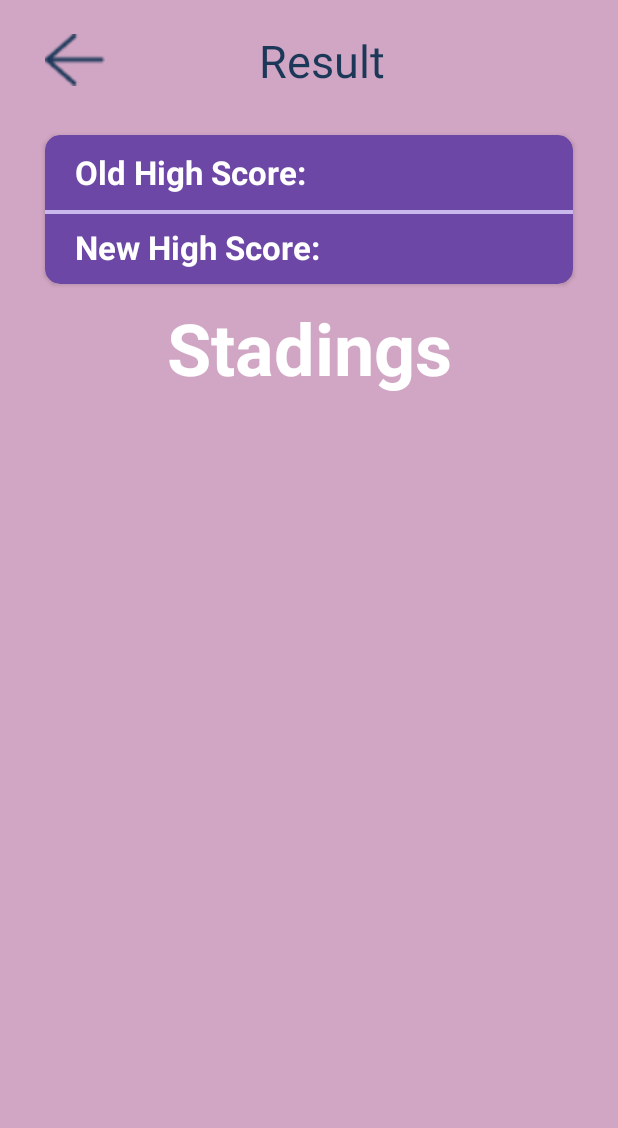
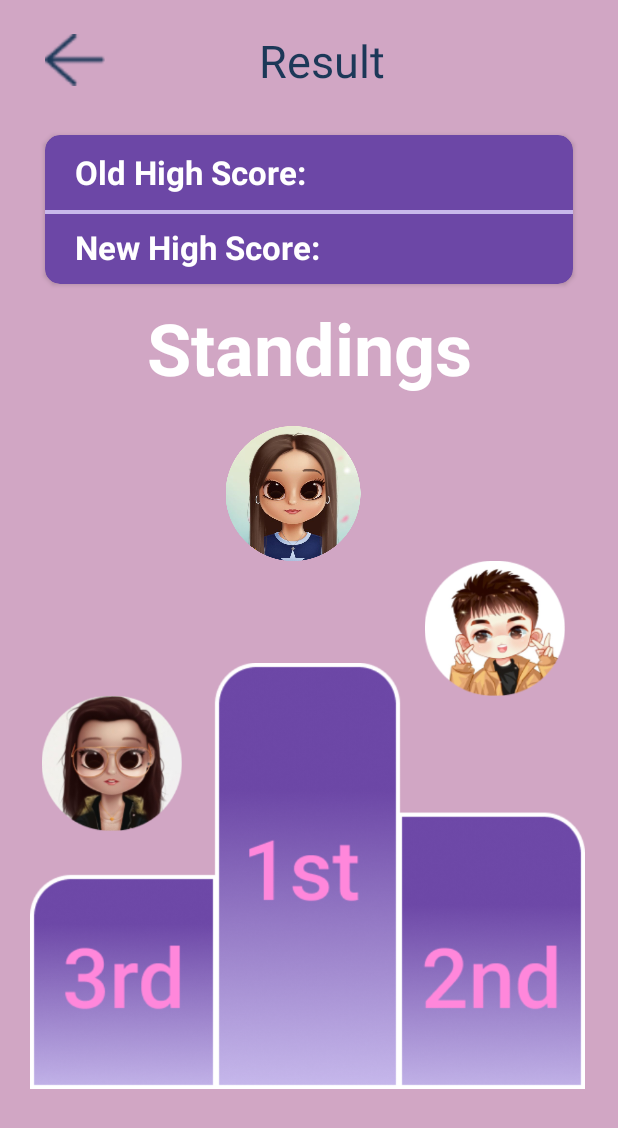
Before and after one commit to DupieM/DuPlessisMarine_Andriod_final_project, an Android app built with Jetpack Compose: the ResultActivity screen opened directly, with no data from a screen before it, on a phone screen of 412 x 824 dp. Shown: the top 1128 px of the screen. Run offline under Robolectric (Android 15) with nearby library versions, the phone set to English and light mode, and no system bars.

Commit message:
reslut page podium styling

```diff
--- a/MyQuizApp/app/src/main/res/layout/activity_result.xml
+++ b/MyQuizApp/app/src/main/res/layout/activity_result.xml
@@ -6,7 +6,9 @@
     android:layout_height="match_parent"
     android:background="@color/primary"
     android:orientation="vertical"
-    android:padding="20dp"
+    android:paddingRight="20dp"
+    android:paddingLeft="20dp"
+    android:paddingTop="20dp"
     tools:context=".ResultActivity">
 
     <ImageView
@@ -76,14 +78,46 @@
 
         android:layout_width="match_parent"
         android:layout_height="wrap_content"
-        android:text="Stadings"
+        android:text="Standings"
         android:textColor="@color/text4"
         android:textAlignment="center"
         android:textSize="48sp"
         android:layout_marginTop="10dp"
-        android:layout_marginBottom="3dp"
+        android:layout_marginBottom="20dp"
         android:paddingLeft="20dp"
         android:paddingRight="20dp"
         android:textStyle="bold"/>
 
+    <ImageView
+        android:layout_width="120dp"
+        android:layout_height="90dp"
+        android:layout_marginLeft="115dp"
+        android:contentDescription="cat1 mascot"
+        android:src="@drawable/avatar"
+        />
+
+    <ImageView
+        android:layout_width="120dp"
+        android:layout_height="90dp"
+        android:layout_marginLeft="250dp"
+        android:contentDescription="cat1 mascot"
+        android:src="@drawable/avatar2"
+        />
+
+    <ImageView
+        android:layout_width="120dp"
+        android:layout_height="90dp"
+        android:layout_marginLeft="-5dp"
+        android:contentDescription="cat1 mascot"
+        android:src="@drawable/avatar3"
+        />
+
+
+    <ImageView
+        android:layout_width="370dp"
+        android:layout_height="300dp"
+        android:layout_marginTop="-120dp"
+        android:contentDescription="cat1 mascot"
+        android:src="@drawable/podium" />
+
 </LinearLayout>
```
Also changed, not shown: MyQuizApp/app/src/main/res/drawable/avatar2.png (added), MyQuizApp/app/src/main/res/drawable/avatar3.png (added), MyQuizApp/app/src/main/res/drawable/podium.png (added).
